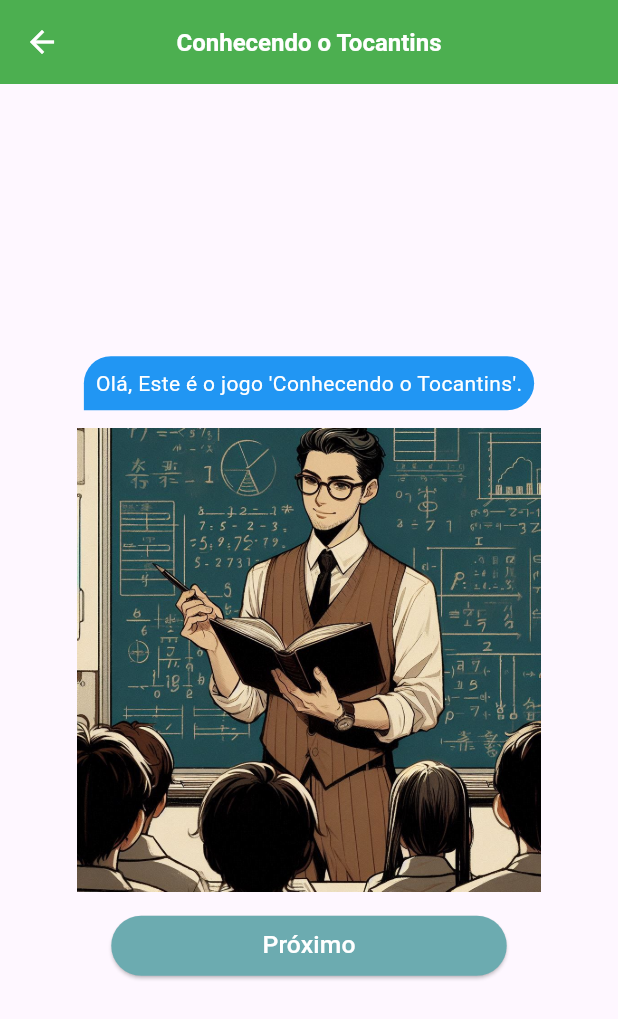
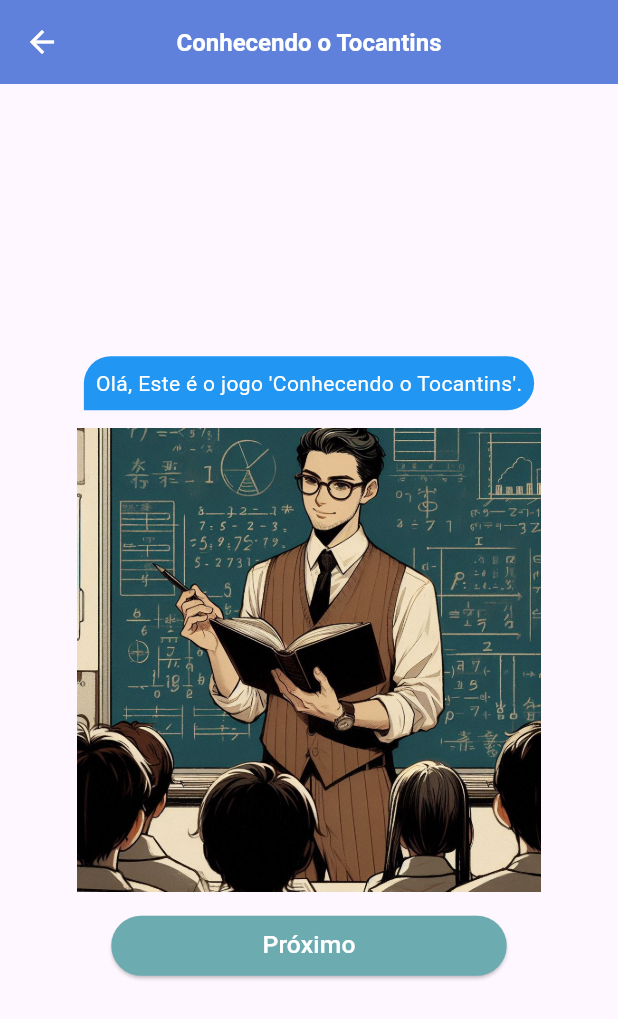
Before and after one commit to ViniciusSB/Geograpp, a Flutter app: the QuizTocantins screen opened directly, on a phone screen of 412 x 824 dp. Shown: the top 1019 px of the screen. Run offline on Flutter 3.47's test engine with Material 3 defaults, Android fonts, the phone set to English and light mode, and no system bars; drawn by our look-alikes of animated_text_kit; our stand-ins replace audioplayers, confetti, group_button.

Commit message:
padronizando as cores e ajustando o url do saiba mais indigenas

```diff
--- a/lib/Home.dart
+++ b/lib/Home.dart
@@ -1,7 +1,7 @@
 // ignore_for_file: prefer_const_constructors, prefer_const_literals_to_create_immutables
 
 import "package:flutter/material.dart";
-import "package:geograpp/TelaInicial.dart";
+import "package:geograpp/AppBar.dart";
 import "package:geograpp/utilitarios/Imagens.dart";
 
 class Home extends StatefulWidget {
--- a/lib/blocos/BlocoGame.dart
+++ b/lib/blocos/BlocoGame.dart
@@ -654,7 +654,7 @@ class _BlocoGameState extends State<BlocoGame> {
           style: const TextStyle(
               fontSize: 16, fontWeight: FontWeight.bold, color: Colors.white),
         ),
-        backgroundColor: Colors.green,
+        backgroundColor: Color(0xFF6081DB),
         centerTitle: true,
         iconTheme: const IconThemeData(color: Colors.white),
       ),
--- a/lib/blocos/SaibaMaisBloco.dart
+++ b/lib/blocos/SaibaMaisBloco.dart
@@ -24,7 +24,7 @@ class _SaibaMaisBlocoState extends State<SaibaMaisBloco> {
           style: TextStyle(
               fontSize: 16, fontWeight: FontWeight.bold, color: Colors.white),
         ),
-        backgroundColor: Colors.green,
+        backgroundColor: Color(0xFF6081DB),
         centerTitle: true,
         iconTheme: const IconThemeData(color: Colors.white),
       ),
--- a/lib/blocos/SobreBloco.dart
+++ b/lib/blocos/SobreBloco.dart
@@ -24,7 +24,7 @@ class _SobreBlocoState extends State<SobreBloco> {
               fontSize: 16, fontWeight: FontWeight.bold, color: Colors.white),
         ),
         centerTitle: true,
-        backgroundColor: Color(0xFF866E68),
+        backgroundColor: Color(0xFF6081DB),
         iconTheme: const IconThemeData(color: Colors.white),
       ),
       body: SingleChildScrollView(
--- a/lib/memoria/Memoria.dart
+++ b/lib/memoria/Memoria.dart
@@ -426,7 +426,7 @@ class _MemoriaState extends State<Memoria> {
           style: const TextStyle(
               fontSize: 16, fontWeight: FontWeight.bold, color: Colors.white),
         ),
-        backgroundColor: Colors.green,
+        backgroundColor: Color(0xFF6081DB),
         centerTitle: true,
         iconTheme: const IconThemeData(color: Colors.white),
       ),
--- a/lib/memoria/MetadadosJogoMemoria.dart
+++ b/lib/memoria/MetadadosJogoMemoria.dart
@@ -25,7 +25,7 @@ class _MetadadosJogoMemoriaState extends State<MetadadosJogoMemoria> {
         ),
         iconTheme: const IconThemeData(color: Colors.white),
         centerTitle: true,
-        backgroundColor: Colors.green,
+        backgroundColor: Color(0xFF6081DB),
       ),
       body: SingleChildScrollView(
         child: Container(
--- a/lib/memoria/SaibaMaisIndigenas.dart
+++ b/lib/memoria/SaibaMaisIndigenas.dart
@@ -31,7 +31,7 @@ class _SaibaMaisIndigenasState extends State<SaibaMaisIndigenas> {
               fontSize: 16, fontWeight: FontWeight.bold, color: Colors.white),
         ),
         centerTitle: true,
-        backgroundColor: Colors.green,
+        backgroundColor: const Color(0xFF6081DB),
         iconTheme: const IconThemeData(color: Colors.white),
       ),
       body: SingleChildScrollView(
--- a/lib/quiz/ComoJogarQuiz.dart
+++ b/lib/quiz/ComoJogarQuiz.dart
@@ -24,7 +24,7 @@ class _ComoJogarQuizState extends State<ComoJogarQuiz> {
           style: TextStyle(
               fontSize: 16, fontWeight: FontWeight.bold, color: Colors.white),
         ),
-        backgroundColor: Colors.green,
+        backgroundColor: Color(0xFF6081DB),
         centerTitle: true,
         iconTheme: const IconThemeData(color: Colors.white),
       ),
--- a/lib/quiz/ConhecendoTocantins.dart
+++ b/lib/quiz/ConhecendoTocantins.dart
@@ -95,7 +95,7 @@ class ConhecendoTocantinsState extends State<ConhecendoTocantins> {
                   ],
                 ),
                 style: ElevatedButton.styleFrom(
-                  backgroundColor: Color(0xFF3DDBAC),
+                  backgroundColor: Color(0xFF6cabb0),
                   padding: EdgeInsets.symmetric(
                     vertical: screenWidth * 0.02,
                     horizontal: screenWidth * 0.04,
@@ -120,7 +120,7 @@ class ConhecendoTocantinsState extends State<ConhecendoTocantins> {
                   ],
                 ),
                 style: ElevatedButton.styleFrom(
-                  backgroundColor: Color(0xFF3DDBAC),
+                  backgroundColor: Color(0xFF6cabb0),
                 ),
               ),
             ],
--- a/lib/quiz/QuizTocantins.dart
+++ b/lib/quiz/QuizTocantins.dart
@@ -213,7 +213,7 @@ class _QuizTocantinsState extends State<QuizTocantins> {
           style: TextStyle(
               fontSize: 16, fontWeight: FontWeight.bold, color: Colors.white),
         ),
-        backgroundColor: Colors.green,
+        backgroundColor: const Color(0xFF6081DB),
         centerTitle: true,
         iconTheme: const IconThemeData(color: Colors.white),
       ),
--- a/lib/quiz/SobreQuiz.dart
+++ b/lib/quiz/SobreQuiz.dart
@@ -24,7 +24,7 @@ class _SobreQuizState extends State<SobreQuiz> {
               fontSize: 16, fontWeight: FontWeight.bold, color: Colors.white),
         ),
         centerTitle: true,
-        backgroundColor: Color(0xFF866E68),
+        backgroundColor: Color(0xFF6081DB),
         iconTheme: const IconThemeData(color: Colors.white),
       ),
       body: SingleChildScrollView(
--- a/lib/utilitarios/Textos.dart
+++ b/lib/utilitarios/Textos.dart
@@ -8,21 +8,39 @@ class Textos {
       "Antes de começar, qual nível de dificuldade você vai jogar? Facil (5 perguntas), Médio (10 perguntas), Difícil (20 perguntas).";
   //Memória
   static const String textoApinaje =
-      "O povo Apinajé pertence ao tronco linguístico Macro-Jê. Habita o norte do Estado, em uma área de 141.904 hectares. A terra indígena faz fronteira com os municípios de Tocantinópolis e Maurilândia, Cachoeirinha e Lagoa de São Bento. Sua população atual é de aproximadamente 1.847 pessoas. \n\nOs Apinajé sobrevivem da agricultura de subsistência, da caça e da coleta de babaçu – do qual extraem o óleo das amêndoas e aproveitam a palha para fabricar utensílios domésticos e fazer as coberturas de suas casas. As cascas do babaçu são utilizadas como lenha para cozinhar. Também produzem artesanato de sementes. \n\nFonte: Cleide Araújo Barbosa. \nhttps://central.to.gov.br/download/207595.";
+      "O povo Apinajé pertence ao tronco linguístico Macro-Jê. Habita o norte do Estado, em uma área de 141.904 hectares. A terra indígena faz fronteira com os municípios de Tocantinópolis e Maurilândia, Cachoeirinha e Lagoa de São Bento. Sua população atual é de aproximadamente 1.847 pessoas. \n\nOs Apinajé sobrevivem da agricultura de subsistência, da caça e da coleta de babaçu – do qual extraem o óleo das amêndoas e aproveitam a palha para fabricar utensílios domésticos e fazer as coberturas de suas casas. As cascas do babaçu são utilizadas como lenha para cozinhar. Também produzem artesanato de sementes. \n\nFonte: Cleide Araújo Barbosa.";
+  static const String urlApinaje = "https://central.to.gov.br/download/207595";
+
   static const String textoKaraja =
-      "Os indígenas Karajá vivem na maior ilha fluvial do mundo, situada entre os rios Tocantins e Araguaia, a Ilha do Bananal. Sua população é de 3.198 pessoas e pertencem ao tronco linguístico Macro-Jê da família Karajá. \nPraticamente vivem do extrativismo, coleta de frutos do cerrado e da pesca. Esse povo destaca-se pela exuberância de seu artesanato, difundidos na arte plumária e pinturas corporais, que representam figuras de animais, pássaros, répteis e peixes, que são apresentadas em suas festas rituais e em nos artefatos cerâmicos. As bonecas Ritxòkò (arte cerâmica) foram tombadas pelo patrimônio histórico e cultural. As bonecas retratam cenas do cotidiano desse povo, como o parto, a morte, a caça e outros espaços e ciclos rituais do povo Karajá. \nNa maioria dos rituais tradicionais, os homens saem para a caça e a pesca, para a recepção dos parentes convidados. \n\nFonte: Cleide Araújo Barbosa. \nhttps://central.to.gov.br/download/207595.";
+      "Os indígenas Karajá vivem na maior ilha fluvial do mundo, situada entre os rios Tocantins e Araguaia, a Ilha do Bananal. Sua população é de 3.198 pessoas e pertencem ao tronco linguístico Macro-Jê da família Karajá. \nPraticamente vivem do extrativismo, coleta de frutos do cerrado e da pesca. Esse povo destaca-se pela exuberância de seu artesanato, difundidos na arte plumária e pinturas corporais, que representam figuras de animais, pássaros, répteis e peixes, que são apresentadas em suas festas rituais e em nos artefatos cerâmicos. As bonecas Ritxòkò (arte cerâmica) foram tombadas pelo patrimônio histórico e cultural. As bonecas retratam cenas do cotidiano desse povo, como o parto, a morte, a caça e outros espaços e ciclos rituais do povo Karajá. \nNa maioria dos rituais tradicionais, os homens saem para a caça e a pesca, para a recepção dos parentes convidados. \n\nFonte: Cleide Araújo Barbosa.";
+  static const String urlKaraja = "https://central.to.gov.br/download/207595";
+
   static const String textoJavae =
-      "Os Javaé se autodenominam Iny, habitam nas barrancas da margem esquerda do rio Javaé, na Ilha do Bananal. Somam uma população de 1.456 pessoas, distribuídas em mais de oito aldeias. O município de sua jurisdição é Formoso do Araguaia, onde esses indígenas fazem seus contatos interculturais com os não indígenas. \nA pesca sempre foi a principal fonte de a base alimentar do povo Javaé, que pescam em lagos e rios no período da seca. Nos períodos chuvosos, alimentam-se da caça e dos produtos agrícolas cultivados no período seco e da aquisição de gêneros alimentícios e outros nas cidades próximas. \n\nFonte: Cleide Araújo Barbosa. \nhttps://central.to.gov.br/download/207595.";
+      "Os Javaé se autodenominam Iny, habitam nas barrancas da margem esquerda do rio Javaé, na Ilha do Bananal. Somam uma população de 1.456 pessoas, distribuídas em mais de oito aldeias. O município de sua jurisdição é Formoso do Araguaia, onde esses indígenas fazem seus contatos interculturais com os não indígenas. \nA pesca sempre foi a principal fonte de a base alimentar do povo Javaé, que pescam em lagos e rios no período da seca. Nos períodos chuvosos, alimentam-se da caça e dos produtos agrícolas cultivados no período seco e da aquisição de gêneros alimentícios e outros nas cidades próximas. \n\nFonte: Cleide Araújo Barbosa.";
+  static const String urlJavae = "https://central.to.gov.br/download/207595";
+
   static const String textoXambioa =
-      "Os Karajá do Norte, mais conhecidos como Xambioá, possuem a mesma origem cosmológica do povo Iny, os Javaé e Karajá. Suas terras estão localizadas na região noroeste do Estado e têm uma população de 269 pessoas. \nDevido às situações de contato com a sociedade não indígena, esse povo acabou perdendo seu identificador natural, a língua materna de seus ancestrais e, em decorrência disso, outros aspectos culturais. \n\nFonte: Cleide Araújo Barbosa. \nhttps://central.to.gov.br/download/207595.";
+      "Os Karajá do Norte, mais conhecidos como Xambioá, possuem a mesma origem cosmológica do povo Iny, os Javaé e Karajá. Suas terras estão localizadas na região noroeste do Estado e têm uma população de 269 pessoas. \nDevido às situações de contato com a sociedade não indígena, esse povo acabou perdendo seu identificador natural, a língua materna de seus ancestrais e, em decorrência disso, outros aspectos culturais. \n\nFonte: Cleide Araújo Barbosa.";
+  static const String urlXambioa = "https://central.to.gov.br/download/207595";
+
   static const String textoKrahoKanela =
-      "Krahô-Kanela, assim foram denominados pelos estudos antropológicos o grupo de pessoas descendente das etnias distintas, o Krahô do Tocantins e o Kanela do Maranhão. O grupo é composto de 84 pessoas. \nO povo Krahô Kanela habita a região centro-oeste do território tocantinense, conhecida como Mata Alagada, próxima ao município de Lagoa da Confusão, terra que, na década de 40, era de seus ancestrais. Atualmente, vive do cultivo de pequenas roças, criação de aves, porcos e de gado. \n\nFonte: Cleide Araújo Barbosa. \nhttps://central.to.gov.br/download/207595.";
+      "Krahô-Kanela, assim foram denominados pelos estudos antropológicos o grupo de pessoas descendente das etnias distintas, o Krahô do Tocantins e o Kanela do Maranhão. O grupo é composto de 84 pessoas. \nO povo Krahô Kanela habita a região centro-oeste do território tocantinense, conhecida como Mata Alagada, próxima ao município de Lagoa da Confusão, terra que, na década de 40, era de seus ancestrais. Atualmente, vive do cultivo de pequenas roças, criação de aves, porcos e de gado. \n\nFonte: Cleide Araújo Barbosa.";
+  static const String urlKrahoKanela =
+      "https://central.to.gov.br/download/207595";
+
   static const String textoKraho =
-      "Os indígenas do povo Krahô pertencem ao tronco linguístico Macro-Jê. \nAs terras do povo Krahô são compostas de 302.533 hectares e estão localizadas próximas aos municípios de Itacajá e Goiatins. Sua população é de 2.463 pessoas (FUNASA, 2010). Suas casas são construídas num formato circular entorno de um grande pátio vazio. Esse pátio vazio chamado de (Ka) é um espaço de convivência onde são realizadas discussões da comunidade indígena relacionadas às atividades que serão desenvolvidas. No Ka também acontece uma das tradicionais festas do povo indígena Krahô, a corrida de tora de buriti. A feira da troca de sementes também se tornou uma tradição realizada todos os anos entre o povo Krahô e outros povos. \nPara a sobrevivência, cultivam roças tradicionais: milho, batatas, feijão e outros. \nAssim como outros povos indígenas, fabricam artesanato de sementes de frutos do Cerrado, artesanatos como pulseiras e colares de miçanga e tiririca e artefatos de palha. \n\nFonte: Cleide Araújo Barbosa. \nhttps://central.to.gov.br/download/207595.";
+      "Os indígenas do povo Krahô pertencem ao tronco linguístico Macro-Jê. \nAs terras do povo Krahô são compostas de 302.533 hectares e estão localizadas próximas aos municípios de Itacajá e Goiatins. Sua população é de 2.463 pessoas (FUNASA, 2010). Suas casas são construídas num formato circular entorno de um grande pátio vazio. Esse pátio vazio chamado de (Ka) é um espaço de convivência onde são realizadas discussões da comunidade indígena relacionadas às atividades que serão desenvolvidas. No Ka também acontece uma das tradicionais festas do povo indígena Krahô, a corrida de tora de buriti. A feira da troca de sementes também se tornou uma tradição realizada todos os anos entre o povo Krahô e outros povos. \nPara a sobrevivência, cultivam roças tradicionais: milho, batatas, feijão e outros. \nAssim como outros povos indígenas, fabricam artesanato de sementes de frutos do Cerrado, artesanatos como pulseiras e colares de miçanga e tiririca e artefatos de palha. \n\nFonte: Cleide Araújo Barbosa.";
+  static const String urlKraho = "https://central.to.gov.br/download/207595";
+
   static const String textoXerente =
-      "Os Xerentes se autodenominam Akwẽ, que significa “indivíduo”, “gente importante”. Vieram, migrando provavelmente do Nordeste para o Norte. As terras indígenas do povo Xerente encontram-se situadas à margem direita do rio Tocantins. Divididas em duas partes: Terra Indígena Funil e Terra Indígena Xerente, fazem fronteira com a cidade de Tocantínia e correspondem a 183.542 hectares de área demarcada. Sua população é de 3017 pessoas (FUNASA, 2010). Pertencentes também ao grupo linguístico Macro-Jê, são falantes da língua Akwẽ. \nPela proximidade de suas terras com as cidades circunvizinhas, esse povo tem um contato intenso com as pessoas destes lugares. Por sua localização, seu território encontra-se atualmente rodeado de projetos de grandes lavouras mecanizadas e outros empreendimentos, como barragens e usinas hidrelétricas, que causaram modificação no cotidiano do povo Xerente, tais como, mudanças nos hábitos alimentares e nas práticas socioculturais. \nBastante hábeis na fabricação de artesanatos com a utilização da palha e fibra do babaçu e capim dourado, produzem desde ornamentos corporais utilizados em suas festas tradicionais, como também materiais a serem comercializados. \n\nFonte: Cleide Araújo Barbosa. \nhttps://central.to.gov.br/download/207595.";
+      "Os Xerentes se autodenominam Akwẽ, que significa “indivíduo”, “gente importante”. Vieram, migrando provavelmente do Nordeste para o Norte. As terras indígenas do povo Xerente encontram-se situadas à margem direita do rio Tocantins. Divididas em duas partes: Terra Indígena Funil e Terra Indígena Xerente, fazem fronteira com a cidade de Tocantínia e correspondem a 183.542 hectares de área demarcada. Sua população é de 3017 pessoas (FUNASA, 2010). Pertencentes também ao grupo linguístico Macro-Jê, são falantes da língua Akwẽ. \nPela proximidade de suas terras com as cidades circunvizinhas, esse povo tem um contato intenso com as pessoas destes lugares. Por sua localização, seu território encontra-se atualmente rodeado de projetos de grandes lavouras mecanizadas e outros empreendimentos, como barragens e usinas hidrelétricas, que causaram modificação no cotidiano do povo Xerente, tais como, mudanças nos hábitos alimentares e nas práticas socioculturais. \nBastante hábeis na fabricação de artesanatos com a utilização da palha e fibra do babaçu e capim dourado, produzem desde ornamentos corporais utilizados em suas festas tradicionais, como também materiais a serem comercializados. \n\nFonte: Cleide Araújo Barbosa.";
+  static const String urlXerente = "https://central.to.gov.br/download/207595";
+
   static const String textoAvaCanoeiro =
-      "Até a década de 1960, o grupo era conhecido como “Canoeiro” na literatura, em razão da grande habilidade na utilização de canoas nos primórdios do contato com os colonizadores. \nOs Avá-Canoeiro autodenominam-se Ãwa, palavra que, “como em outras línguas tupi-guarani, significa gente, pessoa, ser humano, homem adulto” (Teófilo da Silva, 2005:14). \n\nFonte: Patrícia de Mendonça Rodrigues. \nhttps://pib.socioambiental.org/pt/Povo:Avá-Canoeiro.";
+      "Até a década de 1960, o grupo era conhecido como “Canoeiro” na literatura, em razão da grande habilidade na utilização de canoas nos primórdios do contato com os colonizadores. \nOs Avá-Canoeiro autodenominam-se Ãwa, palavra que, “como em outras línguas tupi-guarani, significa gente, pessoa, ser humano, homem adulto” (Teófilo da Silva, 2005:14). \n\nFonte: Patrícia de Mendonça Rodrigues.";
+  static const String urlAvaCanoeiro =
+      "https://pib.socioambiental.org/pt/Povo:Avá-Canoeiro";
+
   static const String monumento1 =
       "Homenagem histórica: O monumento, composto por 18 esculturas de bronze em tamanho real, foi idealizado para homenagear os 17 militares e um civil que se rebelaram contra a República Velha no Forte de Copacabana, no Rio de Janeiro, em 1922. Essa revolta, conhecida como Levante do Forte de Copacabana, foi um dos eventos que culminaram na Revolução de 1930.";
   static const String monumento2 =
@@ -47,5 +65,6 @@ class Textos {
       "Sistemas de Agricultura Sustentável: muitas comunidades indígenas praticam formas de agricultura sustentável que preservam a biodiversidade e o meio ambiente, como a roça de coivara.";
   static const String indigenasNavegando =
       "Culinária Tradicional: a dieta indígena é rica e variada, utilizando ingredientes como mandioca, milho, peixes, frutos e caça. Cada tribo tem pratos únicos e modos de preparo próprios.";
-  static const String indigenasPinturasCorporais = "Festas e Rituais: muitas comunidades têm festas e rituais complexos que celebram eventos importantes, como colheitas, casamentos e iniciações.";
+  static const String indigenasPinturasCorporais =
+      "Festas e Rituais: muitas comunidades têm festas e rituais complexos que celebram eventos importantes, como colheitas, casamentos e iniciações.";
 }
--- a/pubspec.yaml
+++ b/pubspec.yaml
@@ -36,6 +36,7 @@ dependencies:
   flutter_launcher_icons: "^0.13.1"
   audioplayers: ^6.1.0
   confetti: ^0.8.0
+  url_launcher: ^6.3.1
 
 dev_dependencies:
   flutter_test:
```
Also changed, not shown: lib/blocos/BlocoHome.dart (+3 -5 lines), lib/memoria/SobreIndigenas.dart (+39 -1 lines), lib/AppBar.dart (renamed from lib/TelaInicial.dart), lib/main.dart (line endings or trailing spaces), pubspec.lock, 6 other files.
